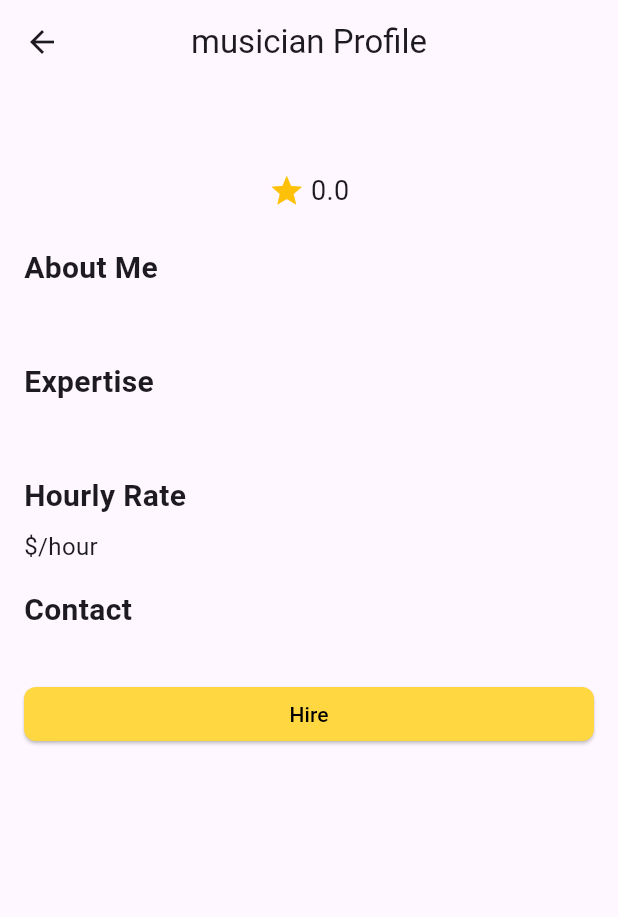
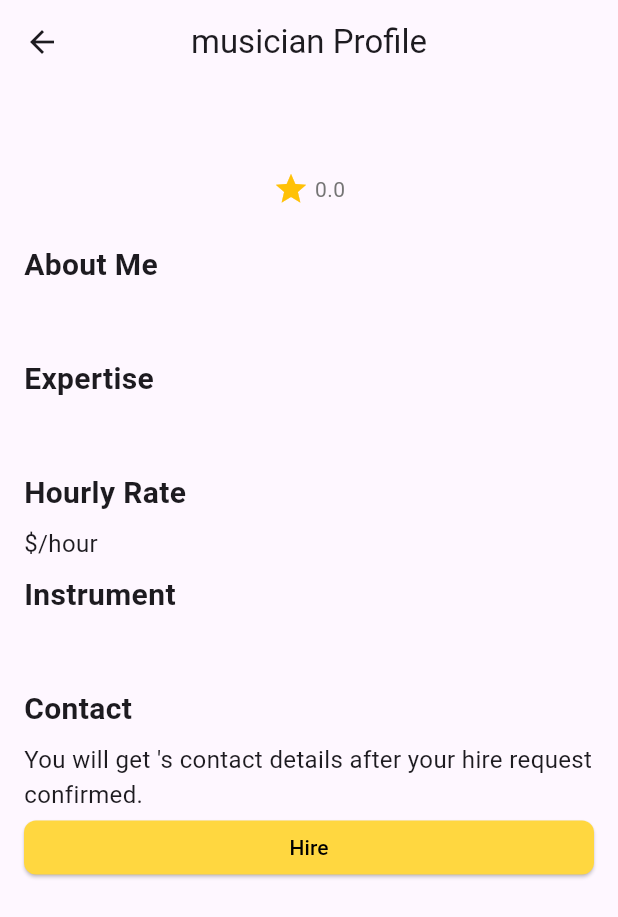
Before and after one commit to yoni-clef/yaredubal, a Flutter app: the MusicianProfilePage screen opened directly with empty values, on a phone screen of 412 x 824 dp. Shown: the top 917 px of the screen. Run offline on Flutter 3.47's test engine with Material 3 defaults, Android fonts, the light colour scheme and no system bars; our stand-ins replace cloud_firestore, firebase_auth, firebase_core, flutter_rating_bar, rxdart; accounts and stored records are empty.

Commit message:
I updated the UI to make it look beautiful

```diff
--- a/lib/screen/MusicianProfilePage.dart
+++ b/lib/screen/MusicianProfilePage.dart
@@ -123,8 +123,15 @@ class _MusicianProfilePageState extends State<MusicianProfilePage> {
                           Icon(Icons.star, color: Colors.amber),
                           SizedBox(width: 4),
                           Text(
-                            '${musicianDetails['rating'] ?? 'N/A'}',
-                            style: TextStyle(fontSize: 18),
+                            musicianDetails['rating'] == null
+                                ? 'Not rated yet'
+                                : musicianDetails['rating']
+                                    .toString()
+                                    .substring(0, 3),
+                            style: TextStyle(
+                              fontSize: 14,
+                              color: Colors.grey[600],
+                            ),
                           ),
                         ],
                       ),
@@ -197,6 +204,28 @@ class _MusicianProfilePageState extends State<MusicianProfilePage> {
                     ],
                   ),
                 ),
+                SizedBox(height: 8),
+                Padding(
+                  padding: const EdgeInsets.symmetric(horizontal: 16.0),
+                  child: Column(
+                    crossAxisAlignment: CrossAxisAlignment.start,
+                    children: [
+                      Text(
+                        'Instrument',
+                        style: TextStyle(
+                            fontSize: 20, fontWeight: FontWeight.bold),
+                      ),
+                      SizedBox(height: 8),
+                      Text(
+                        musicianDetails['instrument'] == null ||
+                                musicianDetails['instrument'] == 'none'
+                            ? 'There is no instrument I play'
+                            : musicianDetails['instrument'],
+                        style: TextStyle(fontSize: 16),
+                      ),
+                    ],
+                  ),
+                ),
                 SizedBox(height: 16),
 
                 // Contact Section
@@ -212,7 +241,7 @@ class _MusicianProfilePageState extends State<MusicianProfilePage> {
                       ),
                       SizedBox(height: 8),
                       Text(
-                        musicianDetails['email'] ?? 'Email not available',
+                        "You will get ${musicianDetails['name']}'s contact details after your hire request confirmed.",
                         style: TextStyle(fontSize: 16),
                       ),
                     ],
```
Also changed, not shown: lib/components/BookingCard.dart (+28 -13 lines), lib/screen/BookingPage.dart (+16 -28 lines), lib/screen/CustomerDashboard.dart (+1 -25 lines), lib/screen/hire_screen.dart (+47 -24 lines).
